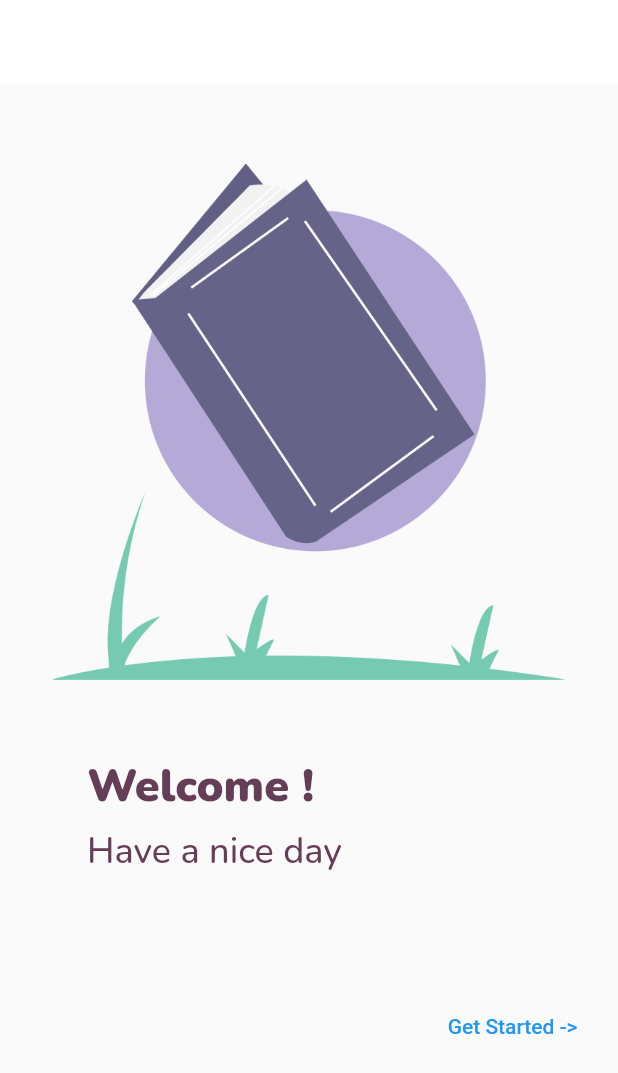
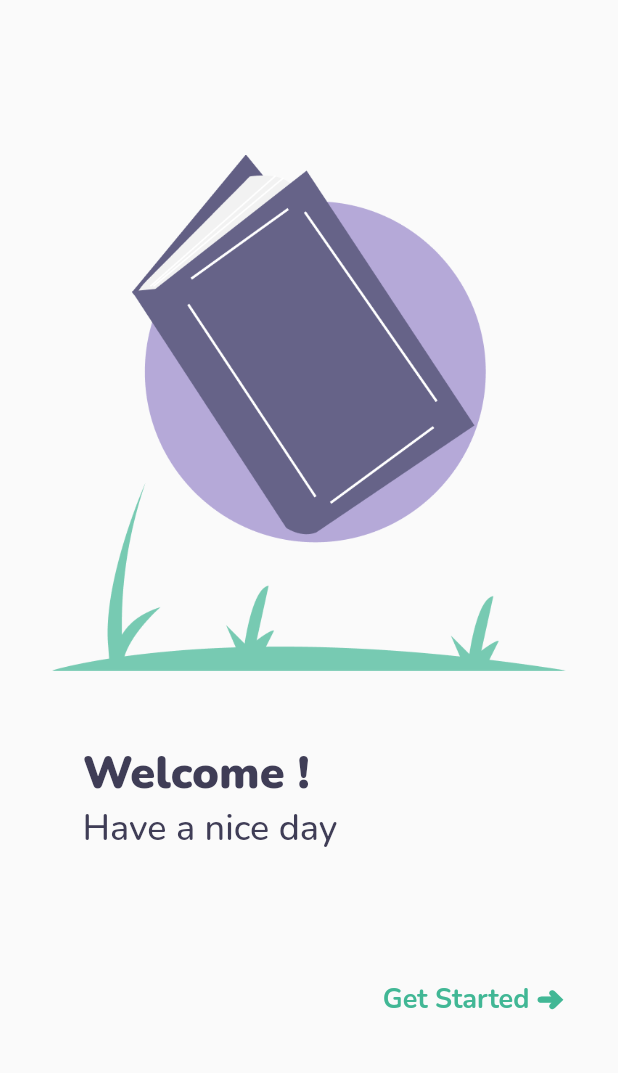
Before and after one commit to BukuTamuKita/Visity-MobileFlutter, a Flutter app: the screen it shows after launch, on a phone screen of 412 x 824 dp. Shown: the top 1073 px of the screen. Run offline on Flutter 3.47's test engine with Material 2 defaults, Android fonts, the phone set to English and light mode, and no system bars; our stand-ins replace google_fonts.

Commit message:
commit ketiga

```diff
--- a/lib/constants/color_constants.dart
+++ b/lib/constants/color_constants.dart
@@ -1,5 +1,6 @@
 import 'package:flutter/material.dart';
 
-const MainColor = Color.fromRGBO(255, 255, 255, 100);
-const TextColor = Color.fromRGBO(100, 61, 86, 100);
+const MainColor = Color.fromRGBO(255, 255, 255, 10);
+const TextColor1 = Color.fromRGBO(63, 61, 86, 10);
+const TextColor2 = Color.fromRGBO(65, 183, 149, 10);
 const BackgroundColor = Color(0xFFFFFF);
--- a/lib/constants/style_constants.dart
+++ b/lib/constants/style_constants.dart
@@ -3,5 +3,6 @@ import 'color_constants.dart';
 import 'package:google_fonts/google_fonts.dart';
 
 //homepage text
-var HTextStyle1 = GoogleFonts.nunito(fontWeight: FontWeight.w900, color: TextColor, fontSize: 30);
-var HTextStyle2 = GoogleFonts.nunito(fontWeight: FontWeight.w500, color: TextColor, fontSize: 24);
+var HTextStyle1 = GoogleFonts.nunito(fontWeight: FontWeight.w900, color: TextColor1, fontSize: 30);
+var HTextStyle2 = GoogleFonts.nunito(fontWeight: FontWeight.w500, color: TextColor1, fontSize: 24);
+var HTextStyle3 = GoogleFonts.nunito(fontWeight: FontWeight.w700, color: TextColor2, fontSize: 18);
--- a/lib/main.dart
+++ b/lib/main.dart
@@ -1,6 +1,6 @@
 // @dart=2.9
 
-import 'package:bukutamu_android/screens/WelcomePage.dart';
+import 'package:bukutamu_android/screens/welcomepage/WelcomePage.dart';
 import 'package:flutter/material.dart';
 
 void main()=>runApp(MyApp());
--- a/lib/screens/WelcomePage.dart
+++ b/lib/screens/welcomepage/WelcomePage.dart
@@ -1,5 +1,6 @@
 import 'package:bukutamu_android/constants/color_constants.dart';
 import 'package:bukutamu_android/constants/style_constants.dart';
+import 'package:bukutamu_android/screens/homescreen/HomeScreen.dart';
 import 'package:flutter/cupertino.dart';
 import 'package:flutter/material.dart';
 
@@ -8,15 +9,11 @@ class WelcomePage extends StatelessWidget {
   Widget build(BuildContext context) {
 
     return Scaffold(
-      appBar: AppBar(
-        backgroundColor: MainColor,
-        elevation: 0,
-      ),
       body: Container(
         child: ListView(
           children: <Widget>[
             //Images section
-            Padding(padding: EdgeInsets.only(left: 16, right: 16, top: 50),
+            Padding(padding: EdgeInsets.only(left: 16, right: 16, top: 100),
               child: Container(
                 alignment: Alignment.topCenter,
                 width: 350,
@@ -30,17 +27,17 @@ class WelcomePage extends StatelessWidget {
             Padding(padding: EdgeInsets.only(left: 55, right: 16, top: 45),
               child: Container(
                 alignment: Alignment.bottomLeft,
-                padding: EdgeInsets.all(3),
+                // padding: EdgeInsets.all(3),
                 child: Text(
                   'Welcome !',
                   style: HTextStyle1,
                 ),
                 ),
               ),
-            Padding(padding: EdgeInsets.only(left: 55, right: 16, bottom: 20),
+            Padding(padding: EdgeInsets.only(left: 55, right: 16),
               child: Container(
                 alignment: Alignment.bottomLeft,
-                padding: EdgeInsets.all(3),
+                // padding: EdgeInsets.all(3),
                 child: Text(
                   'Have a nice day',
                   style: HTextStyle2,
@@ -49,13 +46,25 @@ class WelcomePage extends StatelessWidget {
 
             ),
             //Button Section
-            Padding(padding: EdgeInsets.only(left: 55, right: 16, bottom: 20, top: 50),
+            Padding(padding: EdgeInsets.only(left: 55, right: 25, top: 70),
               child: Container(
                 alignment: Alignment.bottomRight,
                 padding: EdgeInsets.all(3),
                 child: TextButton(
-                  onPressed: () {},
-                  child: Text('Get Started ->'),
+                  style: TextButton.styleFrom(
+                    primary: Color.fromRGBO(65, 183, 149, 10),
+                  ),
+                  child: Text('Get Started ➜',
+                  style: HTextStyle3,
+                  ),
+                  onPressed: () {
+                    Navigator.pushReplacement(context,
+                        MaterialPageRoute(builder: (context) {
+                          return HomeScreen();
+                        }
+                      )
+                    );
+                  },
                 ),
               ),
             ),
```
Also changed, not shown: lib/screens/homescreen/HomeScreen.dart (renamed from lib/screens/HomeScreen.dart, +3 -4 lines), lib/screens/homescreen/components/body.dart (added, +18 -0 lines), assets/images/LPBottomLeft.jpg (added), assets/images/LPTopRight.png (added).
